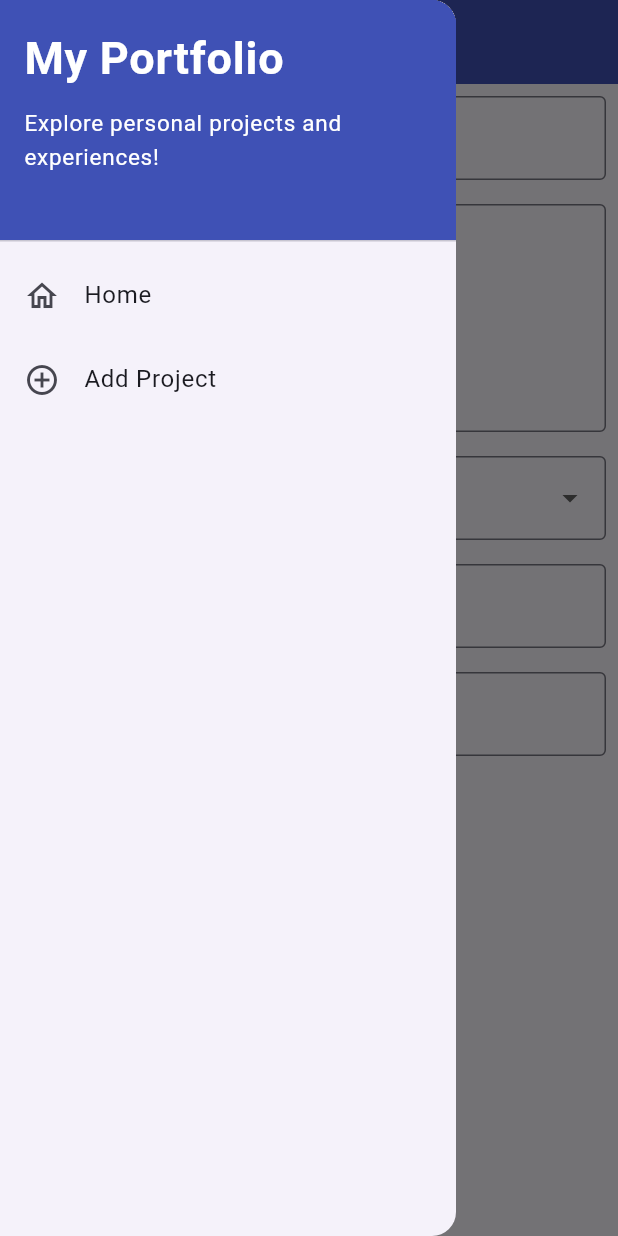
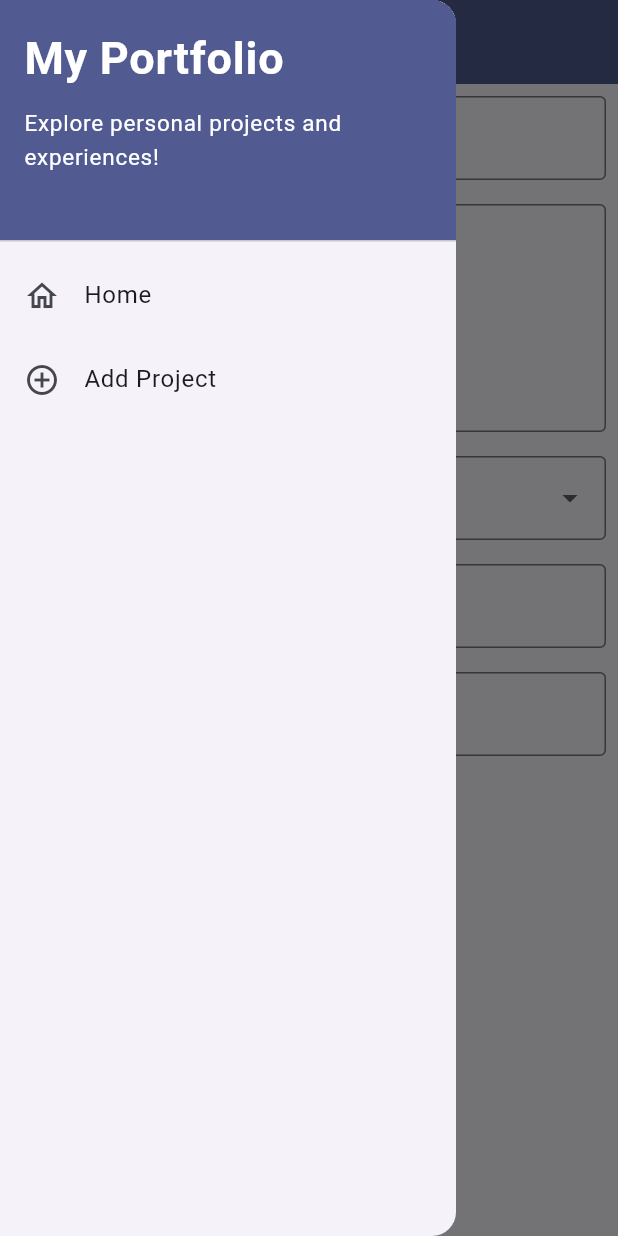
Before and after one commit to Ranario13/myportofolio_mobile, a Flutter app: the ProjectFormPage screen opened directly, with the side drawer open, on a phone screen of 412 x 824 dp. Run offline on Flutter 3.47's test engine with Material 3 defaults, Android fonts, the phone set to English and light mode, and no system bars.

Commit message:
style(ui): align form and drawer with app theme

```diff
--- a/lib/main.dart
+++ b/lib/main.dart
@@ -12,7 +12,7 @@ class MyApp extends StatelessWidget {
   @override
   Widget build(BuildContext context) {
     return MaterialApp(
-      title: 'Flutter Demo',
+      title: 'MyPortfolio',
       theme: ThemeData(
         // This is the theme of your application.
         //
--- a/lib/screens/project_form.dart
+++ b/lib/screens/project_form.dart
@@ -50,13 +50,16 @@ class _ProjectFormPageState extends State<ProjectFormPage> {
     return Scaffold(
       appBar: AppBar(
         title: const Text('Add Project Form'),
-        backgroundColor: Colors.indigo,
+        backgroundColor: Theme.of(context).colorScheme.primary,
         foregroundColor: Colors.white,
       ),
       drawer: const LeftDrawer(),
       body: Form(
         key: _formKey,
         child: SingleChildScrollView(
+          padding: EdgeInsets.only(
+            bottom: MediaQuery.viewInsetsOf(context).bottom + 16,
+          ),
           child: Column(
             crossAxisAlignment: CrossAxisAlignment.start,
             children: [
@@ -163,7 +166,7 @@ class _ProjectFormPageState extends State<ProjectFormPage> {
                   padding: const EdgeInsets.all(8.0),
                   child: ElevatedButton(
                     style: ElevatedButton.styleFrom(
-                      backgroundColor: Colors.indigo,
+                      backgroundColor: Theme.of(context).colorScheme.primary,
                       foregroundColor: Colors.white,
                     ),
                     onPressed: () {
--- a/lib/widgets/left_drawer.dart
+++ b/lib/widgets/left_drawer.dart
@@ -19,11 +19,11 @@ class LeftDrawer extends StatelessWidget {
     return Drawer(
       child: ListView(
         children: [
-          const DrawerHeader(
+          DrawerHeader(
             decoration: BoxDecoration(
-              color: Colors.indigo,
+              color: Theme.of(context).colorScheme.primary,
             ),
-            child: Column(
+            child: const Column(
               crossAxisAlignment: CrossAxisAlignment.start,
               children: [
                 Text(
```
